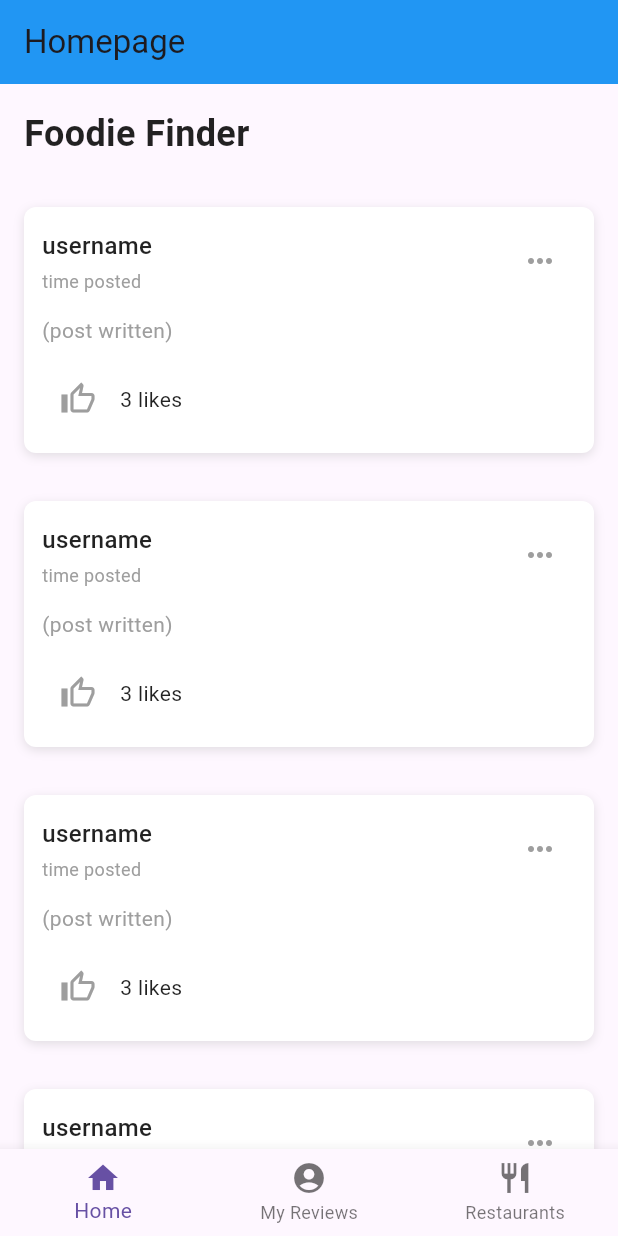
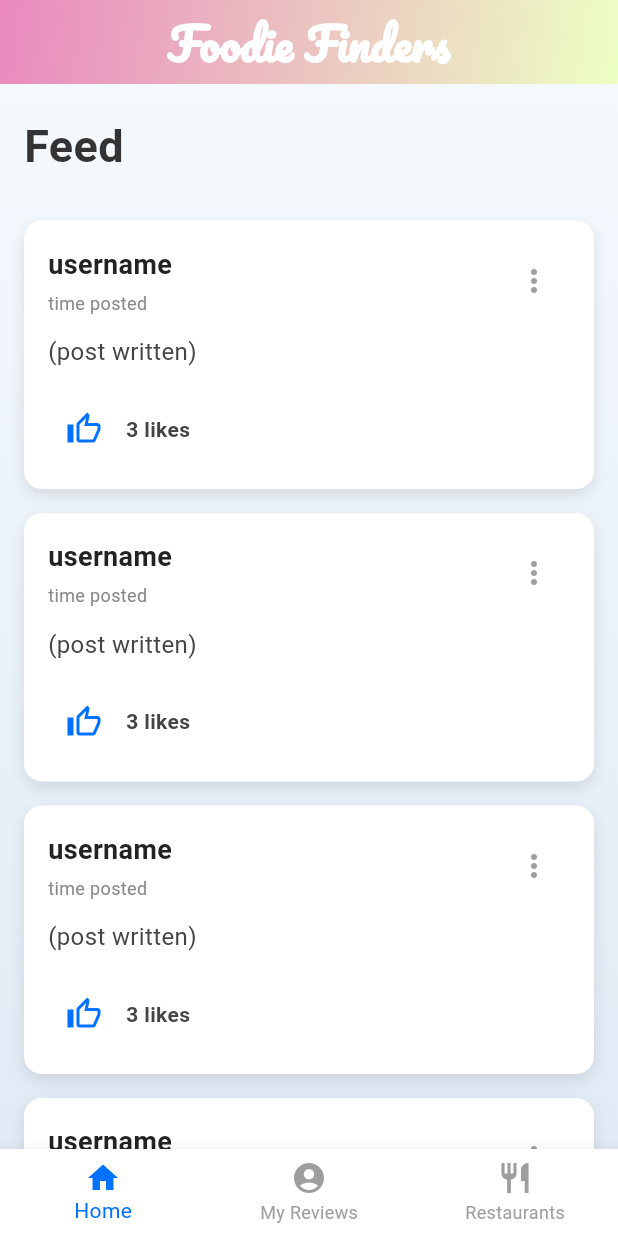
Before and after one commit to moodyys/foodiefinder1, a Flutter app: the screen it shows after launch, on a phone screen of 412 x 824 dp. Run offline on Flutter 3.47's test engine with Material 3 defaults, Android fonts, the light colour scheme and no system bars; our stand-ins replace firebase_auth, firebase_core, fl_chart, font_awesome_flutter, google_fonts; accounts and stored records are empty.

Commit message:
edited screens

```diff
--- a/lib/ManageMyReviews.dart
+++ b/lib/ManageMyReviews.dart
@@ -53,12 +53,12 @@ class ManageMyreviews extends State<Managemyreviews> {
                     decoration: const BoxDecoration(
                       color: Colors.white,
                     ),
-                    child: Padding(
-                      padding: const EdgeInsets.all(24.0),
+                    child: const Padding(
+                      padding: EdgeInsets.all(24.0),
                       child: Column(
                         crossAxisAlignment: CrossAxisAlignment.start,
                         children: [
-                          const Text(
+                          Text(
                             'My Reviews',
                             style: TextStyle(
                               fontSize: 24,
@@ -66,8 +66,8 @@ class ManageMyreviews extends State<Managemyreviews> {
                               color: Color(0xFF14181B),
                             ),
                           ),
-                          const SizedBox(height: 4),
-                          const Text(
+                          SizedBox(height: 4),
+                          Text(
                             'Your shared food experiences',
                             style: TextStyle(
                               fontSize: 14,
@@ -113,9 +113,9 @@ class ManageMyreviews extends State<Managemyreviews> {
               Row(
                 mainAxisAlignment: MainAxisAlignment.spaceBetween,
                 children: [
-                  Column(
+                  const Column(
                     crossAxisAlignment: CrossAxisAlignment.start,
-                    children: const [
+                    children: [
                       Text(
                         'username',
                         style: TextStyle(
--- a/lib/Userhomepage.dart
+++ b/lib/Userhomepage.dart
@@ -1,9 +1,7 @@
 import 'package:flutter/material.dart';
-import 'Userhomepage.dart';
-import 'myaccount.dart';
+import 'package:google_fonts/google_fonts.dart';
+import 'myreviews.dart';
 import 'restaurants.dart';
-import 'myreviews.dart';
-
 
 class Userhomepage extends StatelessWidget {
   const Userhomepage({super.key});
@@ -12,43 +10,81 @@ class Userhomepage extends StatelessWidget {
   Widget build(BuildContext context) {
     return Scaffold(
       appBar: AppBar(
-        title: const Text('Homepage'),
-        backgroundColor: Colors.blue,
-      ),
-      body: SingleChildScrollView(
-        child: Column(
-          crossAxisAlignment: CrossAxisAlignment.start,
-          children: [
-            const Padding(
-              padding: EdgeInsets.all(16.0),
+        elevation: 5,
+        centerTitle: true,
+        title: ShaderMask(
+          shaderCallback: (bounds) => const LinearGradient(
+            colors: [Color(0xFFFFFFFF), Color(0xFFFFFFFF)],
+            begin: Alignment.topLeft,
+            end: Alignment.bottomRight,
+          ).createShader(bounds),
           child: Text(
-                'Foodie Finder',
-                style: TextStyle(
-                  fontSize: 24,
+            'Foodie Finders',
+            style: GoogleFonts.pacifico(
+              fontSize: 30,
               fontWeight: FontWeight.bold,
-                  color: Colors.black87,
+              color: Colors.white, // This acts as a placeholder for the gradient.
             ),
           ),
         ),
-            Column(
-              mainAxisSize: MainAxisSize.max,
-              children: List.generate(4, (index) {
+        flexibleSpace: Container(
+          decoration: const BoxDecoration(
+            gradient: LinearGradient(
+              colors: [Color(0xFFE989BE), Color(0xFFEDFFC3)],
+              begin: Alignment.topLeft,
+              end: Alignment.bottomRight,
+            ),
+          ),
+        ),
+      ),
+      body: Container(
+        decoration: const BoxDecoration(
+          gradient: LinearGradient(
+            colors: [Color(0xFFF4F9FD), Color(0xFFE1EAF5)],
+            begin: Alignment.topCenter,
+            end: Alignment.bottomCenter,
+          ),
+        ),
+        child: SingleChildScrollView(
+          child: Column(
+            children: [
+              Padding(
+                padding: const EdgeInsets.symmetric(
+                    horizontal: 16.0, vertical: 20.0),
+                child: Align(
+                  alignment: Alignment.centerLeft,
+                  child: Text(
+                    'Feed',
+                    style: GoogleFonts.balooTamma2(
+                      fontSize: 30,
+                      fontWeight: FontWeight.w600,
+                      color: const Color(0xFF333333),
+                    ),
+                  ),
+                ),
+              ),
+              ListView.builder(
+                shrinkWrap: true,
+                physics: const NeverScrollableScrollPhysics(),
+                itemCount: 4,
+                itemBuilder: (context, index) {
                   return Padding(
-                  padding: const EdgeInsets.all(16.0),
+                    padding:
+                    const EdgeInsets.symmetric(horizontal: 16, vertical: 8),
                     child: Container(
                       decoration: BoxDecoration(
+                        borderRadius: BorderRadius.circular(12),
                         color: Colors.white,
-                      borderRadius: BorderRadius.circular(8),
                         boxShadow: [
                           BoxShadow(
-                          color: Colors.grey.withOpacity(0.3),
-                          blurRadius: 5,
-                          offset: const Offset(0, 2),
+                            color: Colors.black.withOpacity(0.1),
+                            blurRadius: 8,
+                            offset: const Offset(0, 4),
                           ),
                         ],
                       ),
                       child: Padding(
-                      padding: const EdgeInsets.all(12.0),
+                        padding: const EdgeInsets.all(16.0),
                         child: Column(
                           crossAxisAlignment: CrossAxisAlignment.start,
                           children: [
@@ -56,14 +92,15 @@ class Userhomepage extends StatelessWidget {
                               children: [
                                 const Expanded(
                                   child: Column(
-                                  crossAxisAlignment: CrossAxisAlignment.start,
+                                    crossAxisAlignment:
+                                    CrossAxisAlignment.start,
                                     children: [
                                       Text(
                                         'username',
                                         style: TextStyle(
-                                        fontSize: 16,
-                                        fontWeight: FontWeight.w500,
-                                        color: Colors.black87,
+                                          fontSize: 18,
+                                          fontWeight: FontWeight.bold,
+                                          color: Color(0xFF222222),
                                         ),
                                       ),
                                       SizedBox(height: 4),
@@ -71,7 +108,7 @@ class Userhomepage extends StatelessWidget {
                                         'time posted',
                                         style: TextStyle(
                                           fontSize: 12,
-                                        color: Colors.grey,
+                                          color: Color(0xFF888888),
                                         ),
                                       ),
                                     ],
@@ -79,7 +116,7 @@ class Userhomepage extends StatelessWidget {
                                 ),
                                 IconButton(
                                   icon: const Icon(
-                                  Icons.keyboard_control_rounded,
+                                    Icons.more_vert,
                                     color: Colors.grey,
                                   ),
                                   onPressed: () {
@@ -92,17 +129,17 @@ class Userhomepage extends StatelessWidget {
                             const Text(
                               '(post written)',
                               style: TextStyle(
-                              fontSize: 14,
-                              color: Colors.grey,
+                                fontSize: 16,
+                                color: Color(0xFF444444),
                               ),
                             ),
-                          const SizedBox(height: 12),
+                            const SizedBox(height: 16),
                             Row(
                               children: [
                                 IconButton(
                                   icon: const Icon(
                                     Icons.thumb_up_alt_outlined,
-                                  color: Colors.grey,
+                                    color: Color(0xFF0072FF),
                                   ),
                                   onPressed: () {
                                     print('Like button pressed');
@@ -113,7 +150,8 @@ class Userhomepage extends StatelessWidget {
                                   '3 likes',
                                   style: TextStyle(
                                     fontSize: 14,
-                                  color: Colors.black87,
+                                    fontWeight: FontWeight.bold,
+                                    color: Color(0xFF444444),
                                   ),
                                 ),
                               ],
@@ -123,12 +161,16 @@ class Userhomepage extends StatelessWidget {
                       ),
                     ),
                   );
-              }),
+                },
               ),
             ],
           ),
         ),
+      ),
       bottomNavigationBar: BottomNavigationBar(
+        backgroundColor: Colors.white,
+        selectedItemColor: const Color(0xFF0072FF),
+        unselectedItemColor: Colors.grey,
         items: const [
           BottomNavigationBarItem(
             icon: Icon(Icons.home),
--- a/lib/main.dart
+++ b/lib/main.dart
@@ -40,7 +40,7 @@ class MyApp extends StatelessWidget {
       theme: ThemeData(
         primarySwatch: Colors.blue,
       ),
-      home: const Userhomepage(), // Set Userhomepage as the initial screen
+      home: const Userhomepage (), // Set Userhomepage as the initial screen
       routes: {
         '/adminDashboard': (context) => const AdminDashBoard(),
         '/analytics': (context) => const AnalyticsWidget(),
--- a/pubspec.yaml
+++ b/pubspec.yaml
@@ -33,7 +33,7 @@ dependencies:
   flutter:
     sdk: flutter
   fl_chart: ^0.70.0
-  google_fonts: ^4.0.4
+  google_fonts: ^6.2.1
 
 
   # The following adds the Cupertino Icons font to your application.
```
Also changed, not shown: pubspec.lock, 2 other files. Lines whose indentation alone changed are shown as unchanged.
